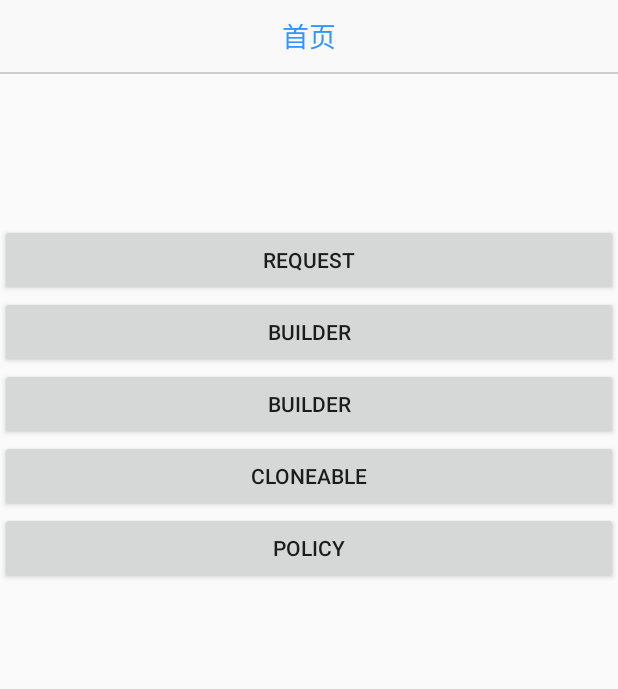
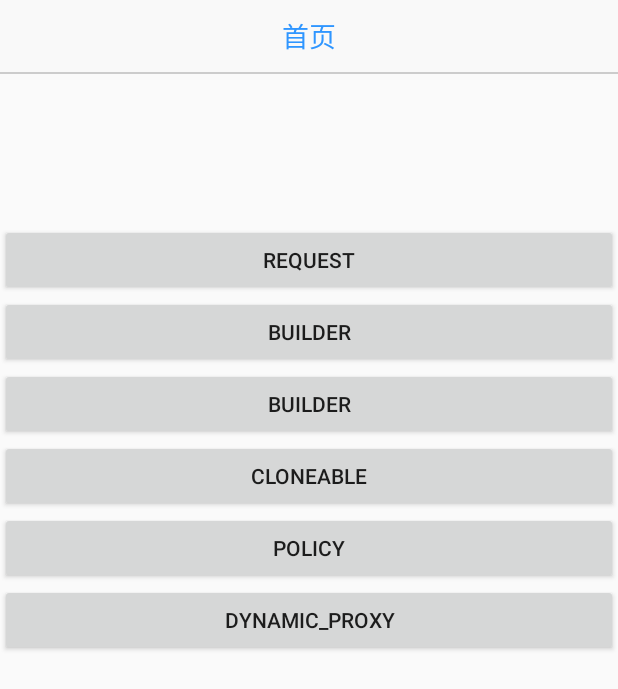
Before and after one commit to cydear/Retrofit_Rxjava_PM, an Android app: the screen it shows after launch (MainActivity), on a phone screen of 412 x 824 dp. Shown: the top 689 px of the screen. Run offline under Robolectric (Android 15) with nearby library versions, the phone set to English and light mode, and no system bars; our stand-ins replace EventBus; libraries missing offline, so code that uses them is left out: com.facebook.stetho, com.orhanobut.logger; 4 statements that could not run were skipped.

Commit message:
新增 动态代理模式

```diff
--- /dev/null
+++ b/app/src/main/java/com/rr/pm/designpattern/proxy_dynamic/Subject.java
@@ -0,0 +1,12 @@
+package com.rr.pm.designpattern.proxy_dynamic;
+
+/**
+ * 动态代理
+ *
+ * @author lary.huang
+ * @version v 1.4.8 2017/5/12 XLXZ Exp $
+ * @email huangyang@xianglin.cn
+ */
+public interface Subject {
+    int operate(int num1, int num2);
+}
--- a/app/src/main/res/layout/activity_main.xml
+++ b/app/src/main/res/layout/activity_main.xml
@@ -38,4 +38,10 @@
         android:layout_width="match_parent"
         android:layout_height="wrap_content"
         android:text="Policy" />
+
+    <Button
+        android:id="@+id/btn_dynamic_proxy"
+        android:layout_width="match_parent"
+        android:layout_height="wrap_content"
+        android:text="Dynamic_Proxy" />
 </LinearLayout>
```
Also changed, not shown: app/src/main/java/com/rr/pm/biz/MainActivity.java (+16 -0 lines), app/src/main/java/com/rr/pm/designpattern/proxy_dynamic/ProxySubject.java (added, +24 -0 lines), app/src/main/java/com/rr/pm/designpattern/proxy_dynamic/RealSubject.java (added, +15 -0 lines).
